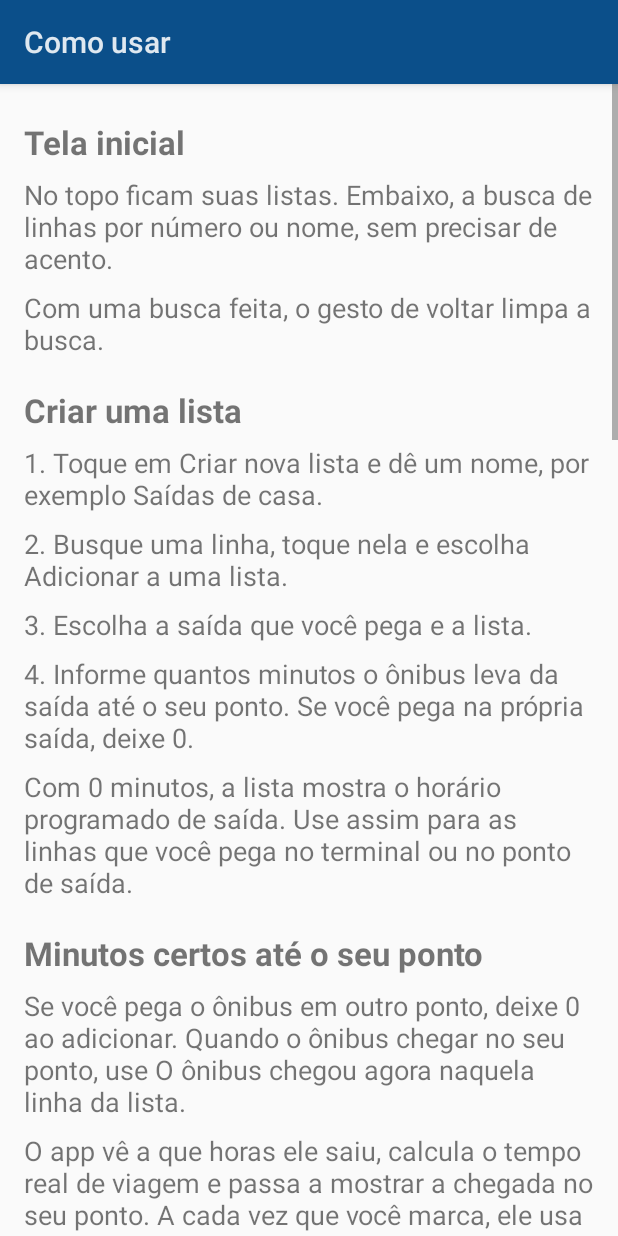
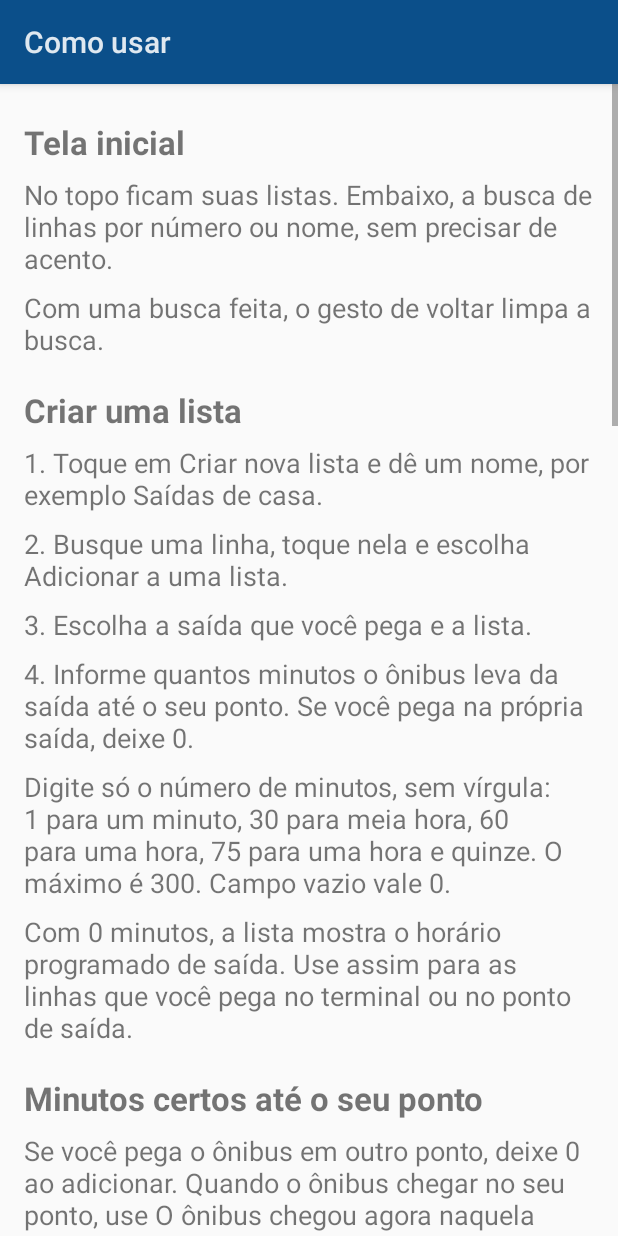
Before and after one commit to geofilho/busao-floripa., an Android app: the AjudaActivity screen opened directly, with no data from a screen before it, on a phone screen of 412 x 824 dp. Run offline under Robolectric (Android 15) with nearby library versions, the phone set to English and light mode, and no system bars.

Commit message:
Como usar: formato dos minutos (1, 30, 60, máximo 300)
Co-Authored-By: Claude Opus 5.5 <noreply@anthropic.com>
Claude-Session: https://claude.ai/code/session_016K2oGc8VgRxrzrTN6T3Ged

```diff
--- a/app/src/main/java/br/com/busfloripa/AjudaActivity.java
+++ b/app/src/main/java/br/com/busfloripa/AjudaActivity.java
@@ -23,6 +23,7 @@ public class AjudaActivity extends Activity {
             "2. Busque uma linha, toque nela e escolha Adicionar a uma lista.",
             "3. Escolha a saída que você pega e a lista.",
             "4. Informe quantos minutos o ônibus leva da saída até o seu ponto. Se você pega na própria saída, deixe 0.",
+            "Digite só o número de minutos, sem vírgula: 1 para um minuto, 30 para meia hora, 60 para uma hora, 75 para uma hora e quinze. O máximo é 300. Campo vazio vale 0.",
             "Com 0 minutos, a lista mostra o horário programado de saída. Use assim para as linhas que você pega no terminal ou no ponto de saída.",
 
             "#Minutos certos até o seu ponto",
```
